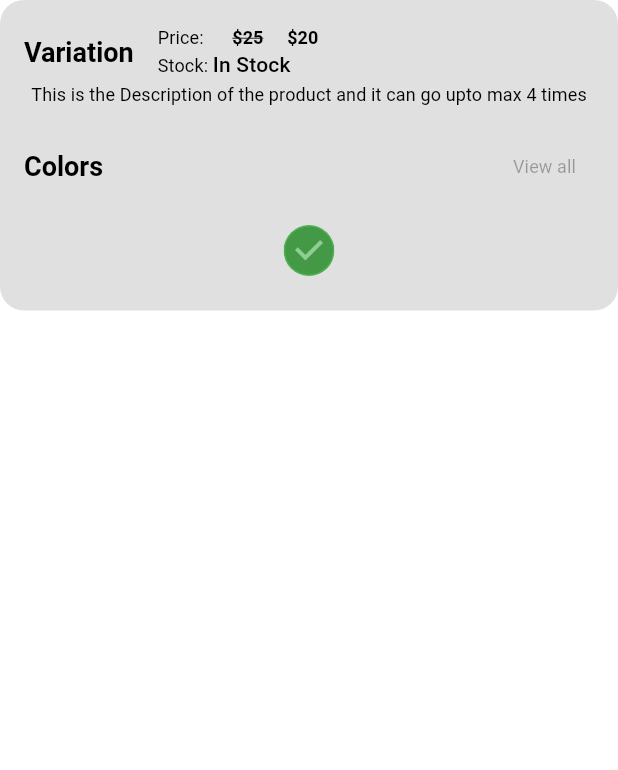
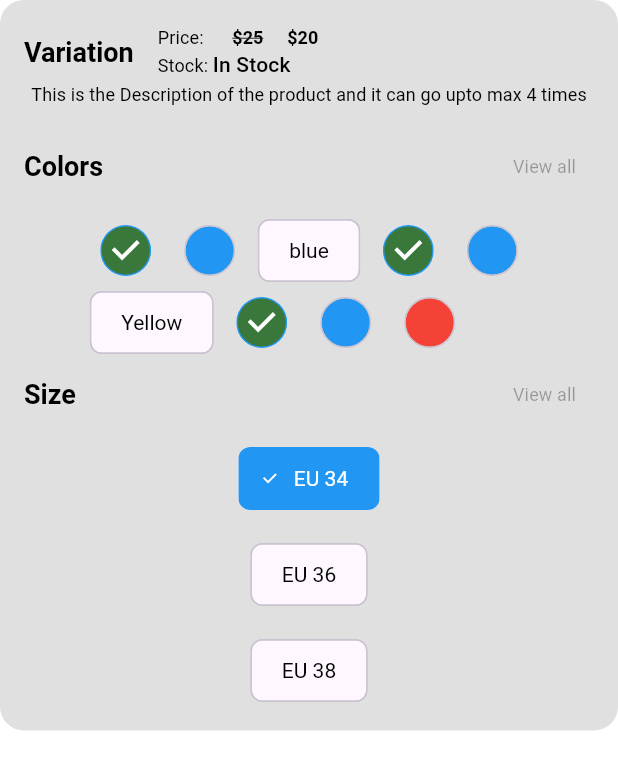
Before and after one commit to Bennerth-gya/maranatha, a Flutter app: the MaranathaProductAttributes widget shown alone on an empty page, opened directly, on a phone screen of 412 x 824 dp. Shown: the top 770 px of the screen. Run offline on Flutter 3.47's test engine with Material 3 defaults, Android fonts, the phone set to English and light mode, and no system bars; our stand-ins replace carousel_slider, get, get_storage, iconsax, logger, smooth_page_indicator; accounts and stored records are empty; Roboto replaces fonts that are missing (Poppins).

Commit message:
making updates to the code

```diff
--- a/maranatha/lib/common/chips/choice_chips.dart
+++ b/maranatha/lib/common/chips/choice_chips.dart
@@ -2,12 +2,13 @@ import 'package:flutter/material.dart';
 import 'package:maranatha/common/widgets/custom_shapes/containers/circular_container.dart';
 import 'package:maranatha/utils/constants/colors.dart';
 import 'package:maranatha/utils/helpers/helper_function.dart';
+
 class MarathaChoiceChip extends StatelessWidget {
   const MarathaChoiceChip({
     super.key,
     required this.text,
     required this.selected,
-    this.onSelected
+    this.onSelected, required MaterialColor color,
   });
 
   final String text;
@@ -16,17 +17,25 @@ class MarathaChoiceChip extends StatelessWidget {
 
   @override
   Widget build(BuildContext context) {
+    final isColor = MaranathaHelperFunctions.getColor(text) != null;
     return ChoiceChip(
-      label:  MaranathaHelperFunctions.getColor(text) != null ? SizedBox() : Text(''),
+      label: isColor ? const SizedBox() : Text(text),
       selected: selected,
       onSelected: onSelected,
       labelStyle: TextStyle(color: selected ? MaranathaColors.white : null),
-      avatar: MaranathaCircularContainer(width: 50, height: 50, backgroundColor: Colors.green,),
-      shape: CircleBorder(),
-      labelPadding: EdgeInsets.all(0),
-      padding: EdgeInsets.all(0),
-      selectedColor: Colors.green,
-      backgroundColor: Colors.green,
-      );
+      avatar: isColor
+          ? MaranathaCircularContainer(
+              width: 50,
+              height: 50,
+              backgroundColor: MaranathaHelperFunctions.getColor(text)!,
+            )
+          : null,
+      shape: isColor ? const CircleBorder() : null,
+      labelPadding: isColor ? const EdgeInsets.all(0) : null,
+      padding: isColor ? const EdgeInsets.all(0) : null,
+      backgroundColor: isColor
+          ? MaranathaHelperFunctions.getColor(text)!
+          : null,
+    );
   }
 }
--- a/maranatha/lib/features/shop/product_details/product_attributes.dart
+++ b/maranatha/lib/features/shop/product_details/product_attributes.dart
@@ -1,5 +1,5 @@
 import 'package:flutter/material.dart';
-import 'package:maranatha/common/chips/choice_chips.dart';
+import 'package:maranatha/common/chips/choice_chips.dart'; // make sure this points to the updated file above
 import 'package:maranatha/common/widgets/custom_shapes/containers/search_container.dart';
 import 'package:maranatha/common/widgets/products_cart/Maranatha_Rounded_container.dart';
 import 'package:maranatha/common/widgets/texts/product_price_text.dart';
@@ -15,6 +15,7 @@ class MaranathaProductAttributes extends StatelessWidget {
   @override
   Widget build(BuildContext context) {
     final dark = MaranathaHelperFunctions.isDarkMode(context);
+
     return Column(
       children: [
         MaranathaRoundedContainer(
@@ -60,10 +61,34 @@ class MaranathaProductAttributes extends StatelessWidget {
               ),
               const SizedBox(height: MaranathaSizes.spaceBtwItems),
               Column(
-                children: const [
+                children: [
                   MaranathaSectionHeading(title: 'Colors'),
                   SizedBox(height: MaranathaSizes.spaceBtwItems / 2),
-                  MarathaChoiceChip(text: 'Blue', selected: true),
+                  Wrap(
+                    spacing: 8,
+                    children: [
+                      MarathaChoiceChip(text: 'Green', selected: true, onSelected: (value) {}, color: Colors.green),
+                      MarathaChoiceChip(text: 'Blue', selected: false, onSelected: (value) {}, color: Colors.blue),
+                      MarathaChoiceChip(text: 'blue', selected: false, onSelected: (value) {}, color: Colors.yellow),
+                      MarathaChoiceChip(text: 'Green', selected: true, onSelected: (value) {}, color: Colors.green),
+                      MarathaChoiceChip(text: 'Blue', selected: false, onSelected: (value) {}, color: Colors.blue),
+                      MarathaChoiceChip(text: 'Yellow', selected: false, onSelected: (value) {}, color: Colors.yellow),
+                      MarathaChoiceChip(text: 'Green', selected: true, onSelected: (value) {}, color: Colors.green),
+                      MarathaChoiceChip(text: 'Blue', selected: false, onSelected: (value) {}, color: Colors.blue),
+                      MarathaChoiceChip(text: 'Red', selected: false, onSelected: (value) {}, color: Colors.yellow),
+                    ],
+                  )
+                ],
+              ),
+              Column(
+                children: [
+                  MaranathaSectionHeading(title: 'Size'),
+                  SizedBox(height: MaranathaSizes.spaceBtwItems / 2),
+                  MarathaChoiceChip(text: 'EU 34', selected: true, onSelected: (value) {}, color: Colors.grey),
+                  const SizedBox(height: MaranathaSizes.spaceBtwItems),
+                  MarathaChoiceChip(text: 'EU 36', selected: false, onSelected: (value) {}, color: Colors.grey),
+                  const SizedBox(height: MaranathaSizes.spaceBtwItems),
+                  MarathaChoiceChip(text: 'EU 38', selected: false, onSelected: (value) {}, color: Colors.grey),
                 ],
               ),
             ],
```
